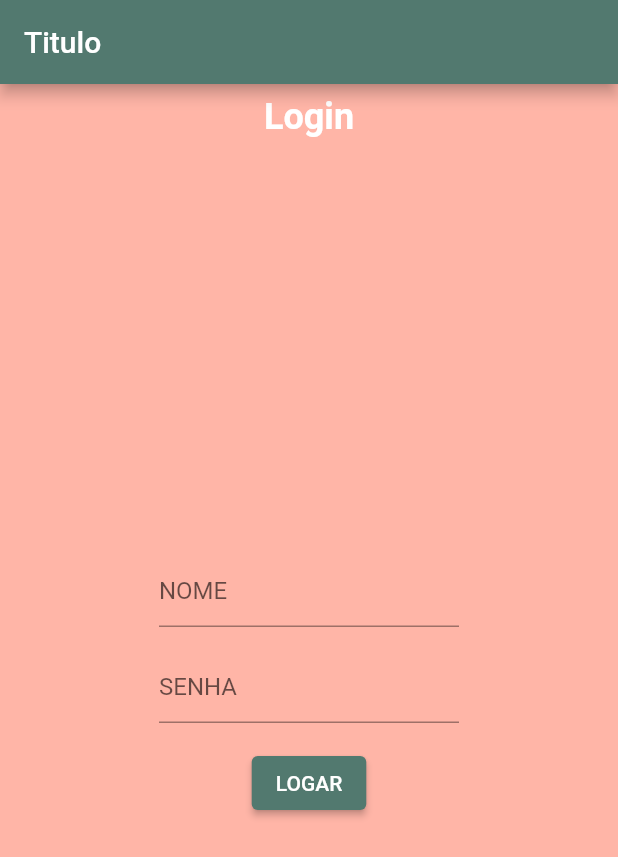
After one commit to higmarques/Casa-Pet, a Flutter app: the screen it shows after launch, after a tap on "LOGAR", on a phone screen of 412 x 824 dp. The commit adds this screen. Shown: the top 857 px of the screen. Run offline on Flutter 3.47's test engine with Material 2 defaults, Android fonts, the phone set to English and light mode, and no system bars; our stand-ins replace connectivity_plus, dio, equatable, flutter_bloc; network calls fail.

Commit message:
Adicionado chamada por repositorio

```diff
--- a/flutter/lib/app.dart
+++ b/flutter/lib/app.dart
@@ -1,6 +1,11 @@
-import 'package:event_tracker/features/login/view/login_view.dart';
-import 'package:event_tracker/utils/themes.dart';
+import 'package:dio/dio.dart';
+import 'package:event_tracker/features/login/pages/login_page.dart';
+import 'package:event_tracker/features/login/repository/login_repository.dart';
+import 'package:event_tracker/service/http.dart';
+import 'package:event_tracker/service/http/http_error_handler.dart';
+import 'package:event_tracker/utils/utils.dart';
 import 'package:flutter/material.dart';
+import 'package:flutter_bloc/flutter_bloc.dart';
 
 class App extends StatelessWidget {
   const App({super.key});
@@ -19,11 +24,20 @@ class AppView extends StatefulWidget {
 }
 
 class _AppViewState extends State<AppView> {
+  var client = DioHttpClientService(
+    Dio(),
+    [LoggerInterceptor()],
+    DioHttpErrorHandler(),
+  );
+
   @override
   Widget build(BuildContext context) {
-    return MaterialApp(
-      theme: Themes.mainTheme,
-      home: const Login(),
+    return RepositoryProvider(
+      create: (context) => LoginRepository(client),
+      child: MaterialApp(
+        theme: Themes.mainTheme,
+        home: const LoginPage(),
+      ),
     );
   }
 }
--- /dev/null
+++ b/flutter/lib/features/login/bloc/login_bloc.dart
@@ -0,0 +1,42 @@
+import 'package:equatable/equatable.dart';
+import 'package:event_tracker/utils/utils.dart';
+import 'package:flutter_bloc/flutter_bloc.dart';
+import 'package:event_tracker/features/login/login.dart';
+
+part 'login_event.dart';
+part 'login_state.dart';
+
+class LoginBloc extends Bloc<LoginEvent, LoginState> {
+  LoginBloc(this.loginRepository) : super(LoginState()) {
+    on<LoginNameChanged>(_onUsernameChanged);
+    on<LoginPasswordChanged>(_onPasswordChanged);
+    on<LoginWillLogin>(_onWillLogin);
+  }
+
+  final LoginRepository loginRepository;
+
+  void _onUsernameChanged(
+    LoginNameChanged event,
+    Emitter<LoginState> emit,
+  ) {
+    var newState = state.copyWith(username: event.username);
+    emit(newState);
+  }
+
+  void _onPasswordChanged(
+    LoginPasswordChanged event,
+    Emitter<LoginState> emit,
+  ) {
+    var newState = state.copyWith(password: event.password);
+    emit(newState);
+  }
+
+  Future<void> _onWillLogin(
+    LoginWillLogin event,
+    Emitter<LoginState> emit,
+  ) async {
+    var response = loginRepository
+        .login(LoginModel(username: state.username, password: state.password));
+    print(response);
+  }
+}
--- /dev/null
+++ b/flutter/lib/features/login/bloc/login_event.dart
@@ -0,0 +1,30 @@
+part of 'login_bloc.dart';
+
+abstract class LoginEvent extends Equatable {
+  const LoginEvent();
+
+  @override
+  List<Object> get props => [];
+}
+
+class LoginNameChanged extends LoginEvent {
+  const LoginNameChanged(this.username);
+
+  final String username;
+
+  @override
+  List<Object> get props => [username];
+}
+
+class LoginPasswordChanged extends LoginEvent {
+  const LoginPasswordChanged(this.password);
+
+  final String password;
+
+  @override
+  List<Object> get props => [password];
+}
+
+class LoginWillLogin extends LoginEvent {
+  const LoginWillLogin();
+}
--- /dev/null
+++ b/flutter/lib/features/login/bloc/login_state.dart
@@ -0,0 +1,24 @@
+part of 'login_bloc.dart';
+
+class LoginState extends Equatable {
+  const LoginState({
+    this.username = Strings.empty,
+    this.password = Strings.empty,
+  });
+
+  final String username;
+  final String password;
+
+  LoginState copyWith({
+    String? username,
+    String? password,
+  }) {
+    return LoginState(
+      username: username ?? this.username,
+      password: password ?? this.password,
+    );
+  }
+
+  @override
+  List<Object> get props => [username, password];
+}
--- /dev/null
+++ b/flutter/lib/features/login/login.dart
@@ -0,0 +1,3 @@
+export 'package:event_tracker/features/login/models/login_model.dart';
+export 'package:event_tracker/features/login/bloc/login_bloc.dart';
+export 'package:event_tracker/features/login/repository/login_repository.dart';
--- /dev/null
+++ b/flutter/lib/features/login/models/login_model.dart
@@ -0,0 +1,26 @@
+import 'dart:convert';
+import 'package:event_tracker/utils/utils.dart';
+
+class LoginModel extends Codable {
+  LoginModel({
+    required this.username,
+    required this.password,
+  });
+  final String username;
+  final String password;
+
+  @override
+  Decodable fromJson(Map<String, dynamic> json) {
+    var login = LoginModel(
+      username: json[username],
+      password: json[password],
+    );
+
+    return login;
+  }
+
+  @override
+  Map<String, dynamic> toJson() {
+    return {'username': username, 'password': password};
+  }
+}
--- /dev/null
+++ b/flutter/lib/features/login/pages/login_page.dart
@@ -0,0 +1,100 @@
+import 'package:flutter/material.dart';
+import 'package:flutter_bloc/flutter_bloc.dart';
+import 'package:event_tracker/features/login/login.dart';
+
+class LoginPage extends StatelessWidget {
+  const LoginPage({super.key});
+
+  static Route<void> route() {
+    return MaterialPageRoute<void>(builder: (_) => LoginView());
+  }
+
+  @override
+  Widget build(BuildContext context) {
+    return Scaffold(
+      appBar: AppBar(title: const Text("Titulo")),
+      backgroundColor: Theme.of(context).colorScheme.primary,
+      body: BlocProvider(
+        create: (context) => LoginBloc(
+          RepositoryProvider.of<LoginRepository>(context),
+        ),
+        child: LoginView(),
+      ),
+    );
+  }
+}
+
+class LoginView extends StatelessWidget {
+  LoginView({super.key});
+
+  LoginBloc? bloc;
+
+  @override
+  Widget build(BuildContext context) {
+    bloc = context.read<LoginBloc>();
+    return SafeArea(
+      child: Column(
+        children: [
+          const SizedBox(height: 8),
+          const Text(
+            "Login",
+            style: TextStyle(
+              fontSize: 24,
+              fontWeight: FontWeight.bold,
+              color: Colors.white,
+            ),
+          ),
+          const Expanded(child: SizedBox()),
+          Center(
+            child: Column(
+              crossAxisAlignment: CrossAxisAlignment.center,
+              mainAxisAlignment: MainAxisAlignment.center,
+              children: [
+                // NOME
+                SizedBox(
+                  width: 200,
+                  child: TextField(
+                    onChanged: (name) => nameChanged(name),
+                    decoration: const InputDecoration(hintText: "NOME"),
+                  ),
+                ),
+                const SizedBox(
+                  height: 16,
+                ),
+                // SENHA
+                SizedBox(
+                  width: 200,
+                  child: TextField(
+                    onChanged: (password) => passwordChanged(password),
+                    decoration: const InputDecoration(hintText: "SENHA"),
+                  ),
+                ),
+                const SizedBox(
+                  height: 16,
+                ),
+                ElevatedButton(
+                  onPressed: doLogin,
+                  child: const Text("LOGAR"),
+                ),
+              ],
+            ),
+          ),
+          const Expanded(child: SizedBox()),
+        ],
+      ),
+    );
+  }
+
+  void nameChanged(String name) {
+    print(bloc);
+    bloc?.add(LoginNameChanged(name));
+  }
+
+  void passwordChanged(String password) {
+    bloc?.add(LoginPasswordChanged(password));
+  }
+
+  void doLogin() {
+    bloc?.add(const LoginWillLogin());
+  }
+}
--- /dev/null
+++ b/flutter/lib/features/login/repository/login_repository.dart
@@ -0,0 +1,18 @@
+import 'dart:convert';
+import 'package:dio/dio.dart';
+import 'package:event_tracker/features/login/login.dart';
+import 'package:event_tracker/service/http.dart';
+
+class LoginRepository {
+  LoginRepository(this._http);
+  final HTTPClientService _http;
+
+  Future<bool> login(LoginModel request) async {
+    final Response<dynamic> response = await _http.post(
+      Endpoints.login,
+      body: jsonEncode(request.toJson()),
+    );
+
+    return response.statusCode == 200;
+  }
+}
--- a/flutter/lib/service/dio/dio_http_error_handler.dart
+++ b/flutter/lib/service/dio/dio_http_error_handler.dart
@@ -1,13 +1,10 @@
-// ignore_for_file: avoid_dynamic_calls
-// TODO(maiara): ajustar erros
-
 import 'dart:io';
 
 import 'package:connectivity_plus/connectivity_plus.dart';
 import 'package:dio/dio.dart';
 import 'package:event_tracker/service/exceptions/custom_exceptions.dart';
 import 'package:event_tracker/service/http/http_error_handler.dart';
-import 'package:event_tracker/utils/strings.dart';
+import 'package:event_tracker/utils/utils.dart';
 
 class DioHttpErrorHandler extends HttpErrorHandler {
   @override
--- /dev/null
+++ b/flutter/lib/service/http.dart
@@ -0,0 +1,5 @@
+export 'http/http_client_service.dart';
+export 'dio/dio_http_client_service.dart';
+export 'dio/dio_http_error_handler.dart';
+export 'interceptors/logger_interceptor.dart';
+export 'util/endpoints.dart';
--- /dev/null
+++ b/flutter/lib/service/util/endpoints.dart
@@ -0,0 +1,3 @@
+class Endpoints {
+  static const login = "/";
+}
--- /dev/null
+++ b/flutter/lib/utils/utils.dart
@@ -0,0 +1,3 @@
+export 'themes.dart';
+export 'strings.dart';
+export 'codable.dart';
--- a/flutter/pubspec.yaml
+++ b/flutter/pubspec.yaml
@@ -34,7 +34,10 @@ dependencies:
   dio: ^4.0.6
   flutter_bloc: ^8.1.1
   connectivity_plus: ^2.3.6+1
-
+  equatable: ^2.0.5
+  formz: ^0.4.1
+  crypt: ^3.0.1
+  flutter_secure_storage: ^3.3.5
 
   # The following adds the Cupertino Icons font to your application.
   # Use with the CupertinoIcons class for iOS style icons.
```
Also changed, not shown: flutter/lib/features/login/view/login_view.dart (deleted, +0 -74 lines), flutter/lib/utils/codable.dart (added, +9 -0 lines).
